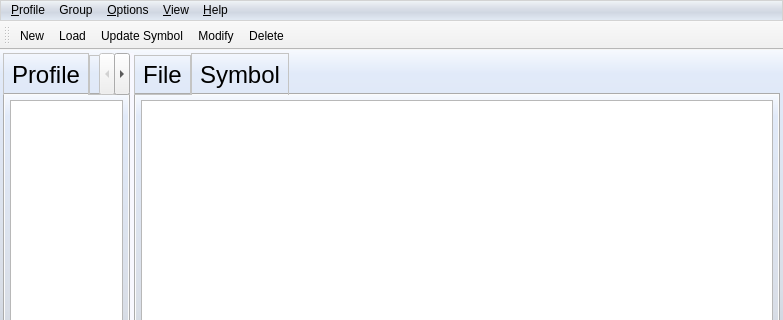
Old version of the form Resources/Forms/mainWindow.ui in the repository ychclone/blink; both pictures show x 0 to 783 and y 0 to 320 of the 783 by 550 pixel window.
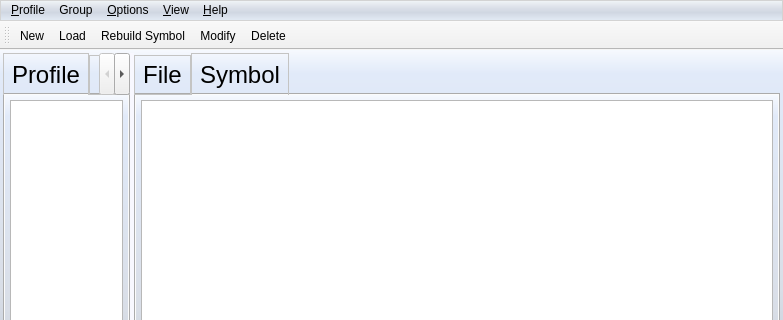
New version of the form. Icons and pictures are not drawn. Custom widgets are drawn as their Qt base class.

Commit message: - config setting for symbol text size - fix for auto complete

The edit to the form file:
```diff
--- a/Resources/Forms/mainWindow.ui
+++ b/Resources/Forms/mainWindow.ui
@@ -813,7 +813,7 @@
    </attribute>
    <addaction name="actionProfileNew"/>
    <addaction name="actionProfileLoad"/>
-   <addaction name="actionProfileUpdate"/>
+   <addaction name="actionProfileRebuildTag"/>
    <addaction name="actionProfileModify"/>
    <addaction name="actionProfileDelete"/>
   </widget>
@@ -861,18 +861,6 @@
     <string>&amp;Load</string>
    </property>
   </action>
-  <action name="actionProfileUpdate">
-   <property name="icon">
-    <iconset resource="../app.qrc">
-     <normaloff>:/Icons/22x22/gtk-refresh.png</normaloff>:/Icons/22x22/gtk-refresh.png</iconset>
-   </property>
-   <property name="text">
-    <string>&amp;Update Symbol</string>
-   </property>
-   <property name="toolTip">
-    <string>Update Symbol</string>
-   </property>
-  </action>
   <action name="actionProfileModify">
    <property name="icon">
     <iconset resource="../app.qrc">
```
Left out of the diff: 3 changed lines with no effect on the pictures. The commit also changes 9 other files.
